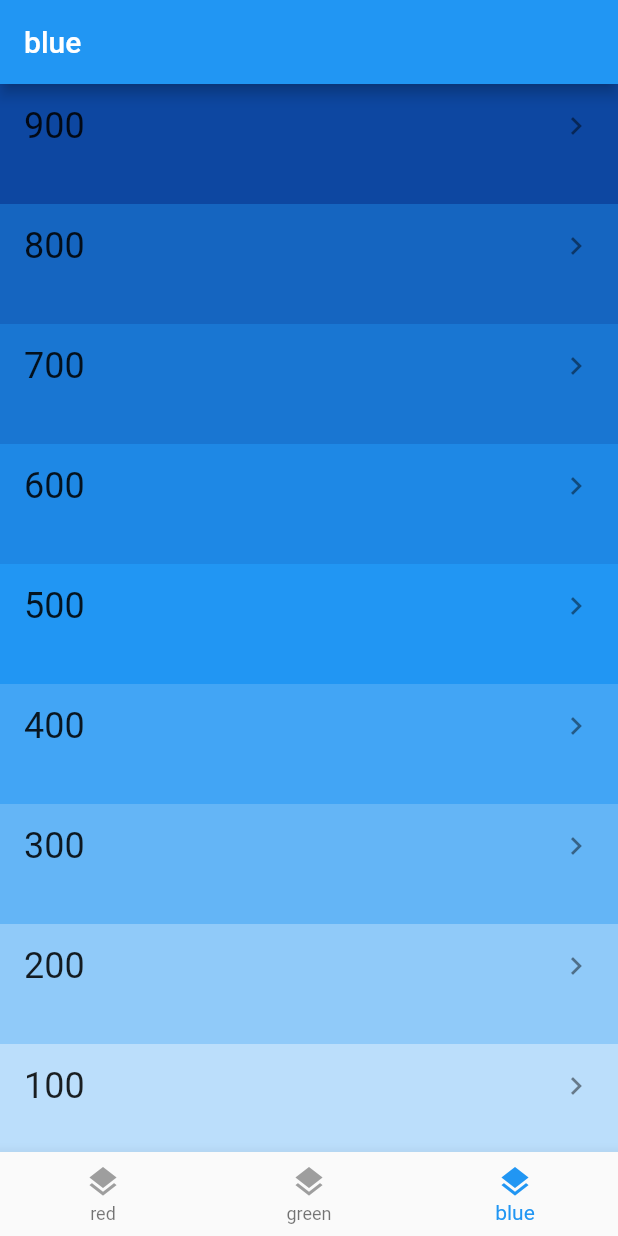
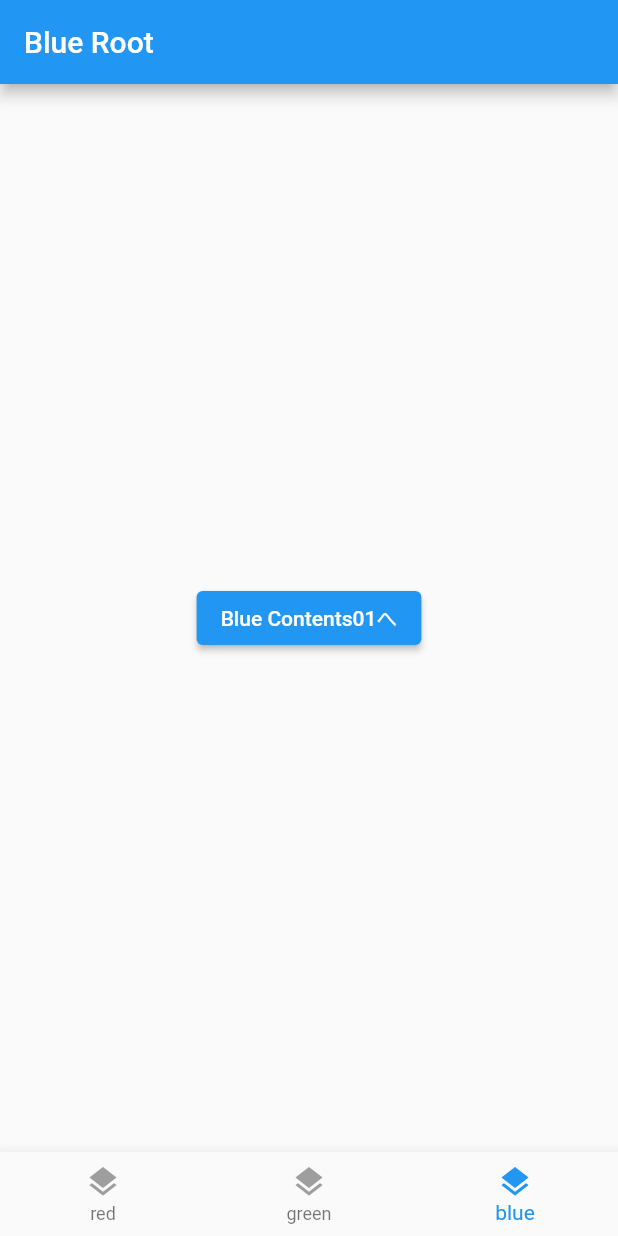
Before and after one commit to nkoguchi-dev/bottom_navigation_bar_demo_flutter, a Flutter app: the screen it shows after launch, item 3 of the bottom bar chosen, on a phone screen of 412 x 824 dp. Run offline on Flutter 3.47's test engine with Material 2 defaults, Android fonts, the phone set to English and light mode, and no system bars.

Commit message:
Blueを作成

```diff
--- a/lib/ui/screen/app.dart
+++ b/lib/ui/screen/app.dart
@@ -1,8 +1,8 @@
 import 'package:bottom_navigaion_bar_demo/ui/model/tab_item.dart';
 import 'package:bottom_navigaion_bar_demo/ui/widget/bottom_navigation.dart';
-import 'package:bottom_navigaion_bar_demo/ui/widget/tab_navigatior.dart';
-import 'package:bottom_navigaion_bar_demo/ui/widget/tab_navigatior_green.dart';
-import 'package:bottom_navigaion_bar_demo/ui/widget/tab_navigatior_red.dart';
+import 'package:bottom_navigaion_bar_demo/ui/widget/navigator/tab_navigatior_blue.dart';
+import 'package:bottom_navigaion_bar_demo/ui/widget/navigator/tab_navigatior_green.dart';
+import 'package:bottom_navigaion_bar_demo/ui/widget/navigator/tab_navigatior_red.dart';
 import 'package:flutter/material.dart';
 
 class App extends StatefulWidget {
@@ -51,22 +51,12 @@ class AppState extends State<App> {
         body: Stack(children: <Widget>[
           _buildOffstageNavigatorRed(),
           _buildOffstageNavigatorGreen(),
-          _buildOffstageNavigator(TabItem.blue),
+          _buildOffstageNavigatorBlue(),
         ]),
         bottomNavigationBar: BottomNavigation(
           currentTab: _currentTab,
           onSelectTab: _selectTab,
         ),
-      ),
-    );
-  }
-
-  Widget _buildOffstageNavigator(TabItem tabItem) {
-    return Offstage(
-      offstage: _currentTab != tabItem,
-      child: TabNavigator(
-        navigatorKey: _navigatorKeys[tabItem],
-        tabItem: tabItem,
       ),
     );
   }
@@ -90,4 +80,14 @@ class AppState extends State<App> {
       ),
     );
   }
+
+  Widget _buildOffstageNavigatorBlue() {
+    return Offstage(
+      offstage: _currentTab != TabItem.blue,
+      child: TabNavigatorBlue(
+        navigatorKey: _navigatorKeys[TabItem.blue],
+        tabItem: TabItem.blue,
+      ),
+    );
+  }
 }
--- /dev/null
+++ b/lib/ui/screen/blue/blue_root_screen.dart
@@ -0,0 +1,28 @@
+import 'package:bottom_navigaion_bar_demo/ui/widget/navigator/tab_navigatior_blue.dart';
+import 'package:flutter/material.dart';
+
+class BlueRootScreen extends StatelessWidget {
+  const BlueRootScreen({
+    super.key,
+  });
+
+  @override
+  Widget build(BuildContext context) {
+    return Scaffold(
+      appBar: AppBar(
+        title: const Text('Blue Root'),
+        backgroundColor: Colors.blue,
+      ),
+      body: Center(
+        child: ElevatedButton(
+          onPressed: () => Navigator.of(context)
+              .pushNamed(TabNavigatorBlueRoutes.contents01.routeName),
+          style: ElevatedButton.styleFrom(
+            backgroundColor: Colors.blue,
+          ),
+          child: const Text('Blue Contents01へ'),
+        ),
+      ),
+    );
+  }
+}
--- a/lib/ui/screen/colors_list_page.dart
+++ /dev/null
@@ -1,61 +0,0 @@
-import 'package:flutter/material.dart';
-
-class ColorsListPage extends StatelessWidget {
-  ColorsListPage({
-    super.key,
-    required this.color,
-    required this.title,
-    this.onPush,
-  });
-  final MaterialColor color;
-  final String title;
-  final ValueChanged<int>? onPush;
-
-  @override
-  Widget build(BuildContext context) {
-    return Scaffold(
-      appBar: AppBar(
-        title: Text(
-          title,
-        ),
-        backgroundColor: color,
-      ),
-      body: Container(
-        color: Colors.white,
-        child: _buildList(),
-      ),
-    );
-  }
-
-  final List<int> materialIndices = [
-    900,
-    800,
-    700,
-    600,
-    500,
-    400,
-    300,
-    200,
-    100,
-    50
-  ];
-
-  Widget _buildList() {
-    return ListView.builder(
-      itemCount: materialIndices.length,
-      itemBuilder: (BuildContext content, int index) {
-        int materialIndex = materialIndices[index];
-        return Container(
-          height: 80,
-          color: color[materialIndex],
-          child: ListTile(
-            title:
-                Text('$materialIndex', style: const TextStyle(fontSize: 24.0)),
-            trailing: const Icon(Icons.chevron_right),
-            onTap: () => onPush?.call(materialIndex),
-          ),
-        );
-      },
-    );
-  }
-}
--- a/lib/ui/screen/green/green_contents01_screen.dart
+++ b/lib/ui/screen/green/green_contents01_screen.dart
@@ -1,4 +1,4 @@
-import 'package:bottom_navigaion_bar_demo/ui/widget/tab_navigatior_green.dart';
+import 'package:bottom_navigaion_bar_demo/ui/widget/navigator/tab_navigatior_green.dart';
 import 'package:flutter/material.dart';
 
 class GreenContents01Screen extends StatelessWidget {
--- a/lib/ui/screen/green/green_contents02_screen.dart
+++ b/lib/ui/screen/green/green_contents02_screen.dart
@@ -1,4 +1,4 @@
-import 'package:bottom_navigaion_bar_demo/ui/widget/tab_navigatior_green.dart';
+import 'package:bottom_navigaion_bar_demo/ui/widget/navigator/tab_navigatior_green.dart';
 import 'package:flutter/material.dart';
 
 class GreenContents02Screen extends StatelessWidget {
--- a/lib/ui/screen/green/green_contents03_screen.dart
+++ b/lib/ui/screen/green/green_contents03_screen.dart
@@ -1,4 +1,4 @@
-import 'package:bottom_navigaion_bar_demo/ui/widget/tab_navigatior_green.dart';
+import 'package:bottom_navigaion_bar_demo/ui/widget/navigator/tab_navigatior_green.dart';
 import 'package:flutter/material.dart';
 
 class GreenContents03Screen extends StatelessWidget {
--- a/lib/ui/screen/green/green_root_screen.dart
+++ b/lib/ui/screen/green/green_root_screen.dart
@@ -1,4 +1,4 @@
-import 'package:bottom_navigaion_bar_demo/ui/widget/tab_navigatior_green.dart';
+import 'package:bottom_navigaion_bar_demo/ui/widget/navigator/tab_navigatior_green.dart';
 import 'package:flutter/material.dart';
 
 class GreenRootScreen extends StatelessWidget {
--- a/lib/ui/screen/red/red_contents01_screen.dart
+++ b/lib/ui/screen/red/red_contents01_screen.dart
@@ -1,4 +1,4 @@
-import 'package:bottom_navigaion_bar_demo/ui/widget/tab_navigatior_red.dart';
+import 'package:bottom_navigaion_bar_demo/ui/widget/navigator/tab_navigatior_red.dart';
 import 'package:flutter/material.dart';
 
 class RedContents01Screen extends StatelessWidget {
--- a/lib/ui/screen/red/red_root_screen.dart
+++ b/lib/ui/screen/red/red_root_screen.dart
@@ -1,4 +1,4 @@
-import 'package:bottom_navigaion_bar_demo/ui/widget/tab_navigatior_red.dart';
+import 'package:bottom_navigaion_bar_demo/ui/widget/navigator/tab_navigatior_red.dart';
 import 'package:flutter/material.dart';
 
 class RedRootScreen extends StatelessWidget {
--- /dev/null
+++ b/lib/ui/widget/navigator/tab_navigatior_blue.dart
@@ -0,0 +1,53 @@
+import 'package:bottom_navigaion_bar_demo/ui/model/tab_item.dart';
+import 'package:bottom_navigaion_bar_demo/ui/screen/blue/blue_contents01_screen.dart';
+import 'package:bottom_navigaion_bar_demo/ui/screen/blue/blue_contents02_screen.dart';
+import 'package:bottom_navigaion_bar_demo/ui/screen/blue/blue_root_screen.dart';
+import 'package:flutter/material.dart';
+
+enum TabNavigatorBlueRoutes {
+  root('/'),
+  contents01('/contents01'),
+  contents02('/contents02'),
+  contents03('/contents03');
+
+  const TabNavigatorBlueRoutes(this.routeName);
+  final String routeName;
+}
+
+class TabNavigatorBlue extends StatelessWidget {
+  const TabNavigatorBlue({
+    super.key,
+    required this.navigatorKey,
+    required this.tabItem,
+  });
+  final GlobalKey<NavigatorState>? navigatorKey;
+  final TabItem tabItem;
+
+  Map<String, WidgetBuilder> _routeBuilders(
+    BuildContext context,
+  ) {
+    return {
+      TabNavigatorBlueRoutes.root.routeName: (context) =>
+          const BlueRootScreen(),
+      TabNavigatorBlueRoutes.contents01.routeName: (context) =>
+          BlueContents01Screen(),
+      TabNavigatorBlueRoutes.contents02.routeName: (context) =>
+          BlueContents02Screen(),
+    };
+  }
+
+  @override
+  Widget build(BuildContext context) {
+    final routeBuilders = _routeBuilders(context);
+    return Navigator(
+      key: navigatorKey,
+      initialRoute: TabNavigatorBlueRoutes.root.routeName,
+      onGenerateRoute: (routeSettings) {
+        return MaterialPageRoute(
+          settings: routeSettings,
+          builder: (context) => routeBuilders[routeSettings.name!]!(context),
+        );
+      },
+    );
+  }
+}
--- a/lib/ui/widget/tab_navigatior_green.dart
+++ b/lib/ui/widget/navigator/tab_navigatior_green.dart
@@ -6,7 +6,7 @@ import 'package:bottom_navigaion_bar_demo/ui/screen/green/green_root_screen.dart
 import 'package:flutter/material.dart';
 
 enum TabNavigatorGreenRoutes {
-  greenRoute('/'),
+  root('/'),
   contents01('/contents01'),
   contents02('/contents02'),
   contents03('/contents03');
@@ -28,7 +28,7 @@ class TabNavigatorGreen extends StatelessWidget {
     BuildContext context,
   ) {
     return {
-      TabNavigatorGreenRoutes.greenRoute.routeName: (context) =>
+      TabNavigatorGreenRoutes.root.routeName: (context) =>
           const GreenRootScreen(),
       TabNavigatorGreenRoutes.contents01.routeName: (context) =>
           const GreenContents01Screen(),
@@ -44,7 +44,7 @@ class TabNavigatorGreen extends StatelessWidget {
     final routeBuilders = _routeBuilders(context);
     return Navigator(
       key: navigatorKey,
-      initialRoute: TabNavigatorGreenRoutes.greenRoute.routeName,
+      initialRoute: TabNavigatorGreenRoutes.root.routeName,
       onGenerateRoute: (routeSettings) {
         return MaterialPageRoute(
           settings: routeSettings,
--- a/lib/ui/widget/tab_navigatior.dart
+++ /dev/null
@@ -1,65 +0,0 @@
-import 'package:bottom_navigaion_bar_demo/ui/screen/color_detail_page.dart';
-import 'package:bottom_navigaion_bar_demo/ui/screen/colors_list_page.dart';
-import 'package:bottom_navigaion_bar_demo/ui/model/tab_item.dart';
-import 'package:bottom_navigaion_bar_demo/ui/screen/red/red_root_screen.dart';
-import 'package:flutter/material.dart';
-
-class TabNavigatorRoutes {
-  static const String root = '/';
-  static const String detail = '/detail';
-}
-
-class TabNavigator extends StatelessWidget {
-  const TabNavigator({
-    super.key,
-    required this.navigatorKey,
-    required this.tabItem,
-  });
-  final GlobalKey<NavigatorState>? navigatorKey;
-  final TabItem tabItem;
-
-  void _push(BuildContext context, {int materialIndex = 500}) {
-    var routeBuilders = _routeBuilders(context, materialIndex: materialIndex);
-
-    Navigator.push(
-      context,
-      MaterialPageRoute(
-        builder: (context) =>
-            routeBuilders[TabNavigatorRoutes.detail]!(context),
-      ),
-    );
-  }
-
-  Map<String, WidgetBuilder> _routeBuilders(
-    BuildContext context, {
-    int materialIndex = 500,
-  }) {
-    return {
-      TabNavigatorRoutes.root: (context) => ColorsListPage(
-            color: tabItem.color,
-            title: tabItem.name,
-            onPush: (materialIndex) =>
-                _push(context, materialIndex: materialIndex),
-          ),
-      TabNavigatorRoutes.detail: (context) => ColorDetailPage(
-            color: tabItem.color,
-            title: tabItem.name,
-            materialIndex: materialIndex,
-          ),
-    };
-  }
-
-  @override
-  Widget build(BuildContext context) {
-    final routeBuilders = _routeBuilders(context);
-    return Navigator(
-      key: navigatorKey,
-      initialRoute: TabNavigatorRoutes.root,
-      onGenerateRoute: (routeSettings) {
-        return MaterialPageRoute(
-          builder: (context) => routeBuilders[routeSettings.name!]!(context),
-        );
-      },
-    );
-  }
-}
```
Also changed, not shown: lib/ui/screen/blue/blue_contents01_screen.dart (added, +63 -0 lines), lib/ui/screen/blue/blue_contents02_screen.dart (added, +50 -0 lines), lib/ui/screen/color_detail_page.dart (deleted, +0 -28 lines), lib/ui/widget/navigator/tab_navigatior_red.dart (renamed from lib/ui/widget/tab_navigatior_red.dart).
